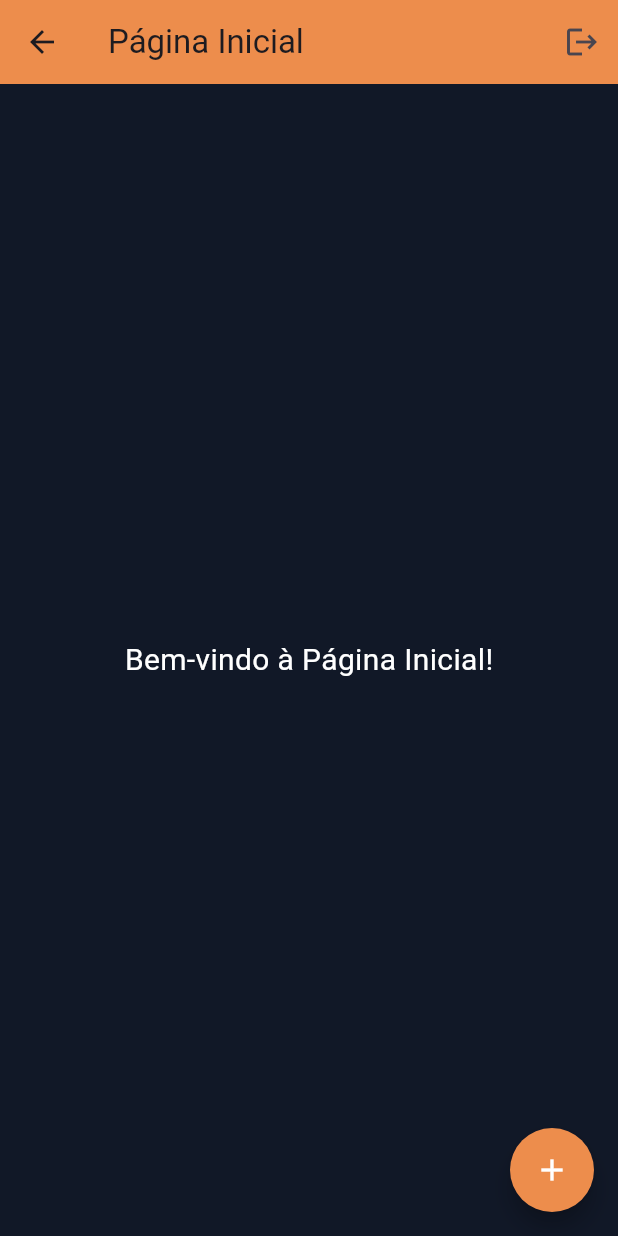
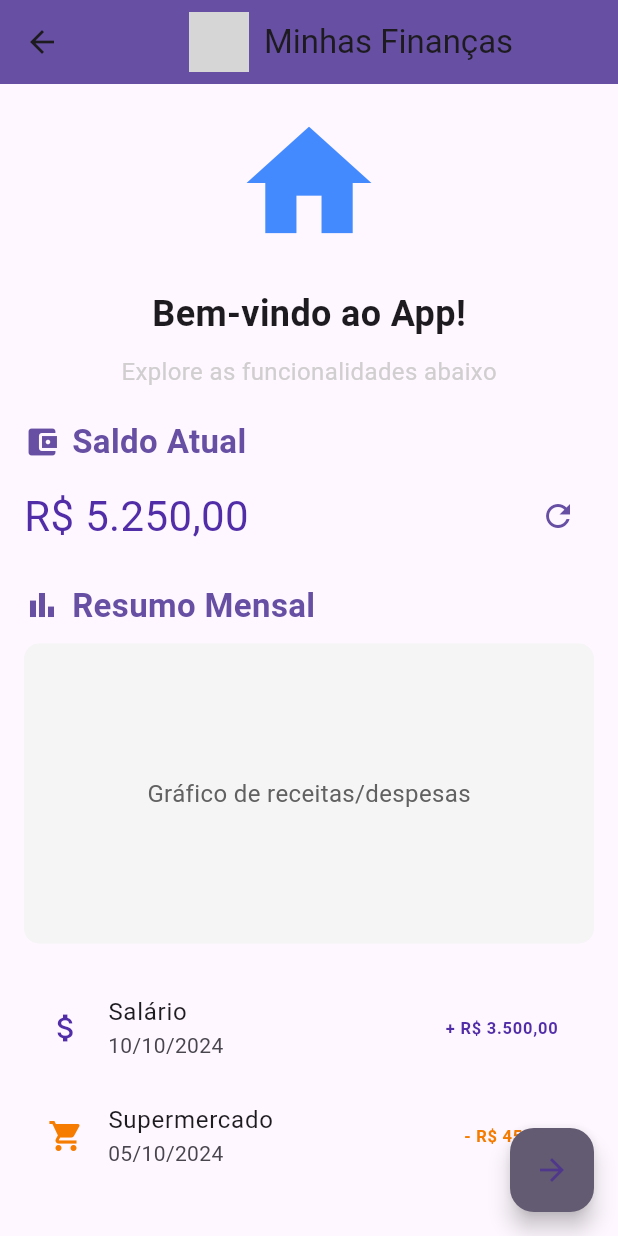
Before and after one commit to vertexware-technologies/app-finance-vertexware, a Flutter app: the HomePage screen opened by its route, on a phone screen of 412 x 824 dp. Run offline on Flutter 3.47's test engine with Material 3 defaults, Android fonts, the phone set to English and light mode, and no system bars; drawn by our look-alikes of flutter_speed_dial; our stand-ins replace shared_preferences; accounts and stored records are empty; grey boxes are pictures that could not be loaded.

Commit message:
fit: atualização home page, e atualizacao de novos widgets

```diff
--- a/lib/views/home_page.dart
+++ b/lib/views/home_page.dart
@@ -1,84 +1,76 @@
 // lib/views/home_page.dart
 
 import 'package:flutter/material.dart';
-import 'package:flutter_speed_dial/flutter_speed_dial.dart';
-import '../utils/app_colors.dart';
-import '../controllers/auth_controller.dart';
-import 'package:provider/provider.dart';
+import '../widgets/balance_widget.dart';
+import '../widgets/summary_widget.dart';
+import '../widgets/transaction_list_widget.dart';
+import '../widgets/button_widget.dart';
 
 class HomePage extends StatelessWidget {
   const HomePage({super.key});
 
   @override
   Widget build(BuildContext context) {
-    final controller = Provider.of<AuthController>(context, listen: false);
-
     return Scaffold(
-      backgroundColor: const Color(0xFF111827), // Cor de fundo igual ao login
       appBar: AppBar(
-        title: const Text('Página Inicial'),
-        backgroundColor: AppColors.primary,
-        actions: [
-          IconButton(
-            icon: const Icon(Icons.logout),
-            onPressed: () async {
-              await controller
-                  .logout(); // Chame o método de logout do controlador
-              if (!context.mounted) return;
-              Navigator.pushReplacementNamed(
-                  context, '/login'); // Redireciona para a tela de login
-            },
-          ),
-        ],
+        backgroundColor: Theme.of(context).primaryColor,
+        title: Row(
+          mainAxisAlignment: MainAxisAlignment.center,
+          children: [
+            Image.asset(
+              'assets/images/logo.png',
+              height: 40,
+            ),
+            const SizedBox(width: 10),
+            const Text('Minhas Finanças'),
+          ],
+        ),
+        centerTitle: true,
       ),
-      body: Center(
-        child: const Text(
-          'Bem-vindo à Página Inicial!',
-          style: TextStyle(color: Colors.white, fontSize: 20),
+      body: Padding(
+        padding: const EdgeInsets.all(16.0),
+        child: Column(
+          crossAxisAlignment: CrossAxisAlignment.start,
+          children: [
+            const Center(
+              child: Column(
+                mainAxisAlignment: MainAxisAlignment.center,
+                children: [
+                  Icon(
+                    Icons.home,
+                    size: 100,
+                    color: Colors.blueAccent,
+                  ),
+                  SizedBox(height: 20),
+                  Text(
+                    'Bem-vindo ao App!',
+                    style: TextStyle(fontSize: 24, fontWeight: FontWeight.bold),
+                  ),
+                  SizedBox(height: 10),
+                  Text(
+                    'Explore as funcionalidades abaixo',
+                    style: TextStyle(fontSize: 16, color: Color.fromARGB(255, 208, 206, 206)),
+                  ),
+                ],
+              ),
+            ),
+            const SizedBox(height: 20),
+            BalanceWidget(),
+            const SizedBox(height: 20),
+            SummaryWidget(),
+            const SizedBox(height: 20),
+            TransactionListWidget(),
+          ],
         ),
       ),
-      floatingActionButton: SpeedDial(
-        backgroundColor: AppColors.primary,
-        icon: Icons.add,
-        activeIcon: Icons.close,
-        iconTheme: const IconThemeData(color: Colors.white),
-        spacing: 10,
-        spaceBetweenChildren: 10,
-        overlayColor: Colors.transparent, // Remover fundo branco ao clicar
-        children: [
-          SpeedDialChild(
-            child: const Icon(Icons.compare_arrows, color: Colors.white),
-            backgroundColor: Colors.orange,
-            label: 'Transferência',
-            labelStyle: const TextStyle(color: Colors.white),
-            labelBackgroundColor: Colors.orange.withOpacity(0.8),
-            onTap: () {
-              // Ação para Transferência
-            },
-          ),
-          SpeedDialChild(
-            child: const Icon(Icons.attach_money, color: Colors.white),
-            backgroundColor: Colors.green,
-            label: 'Receita',
-            labelStyle: const TextStyle(color: Colors.white),
-            labelBackgroundColor: Colors.green.withOpacity(0.8),
-            onTap: () {
-              // Ação para Receita
-            },
-          ),
-          SpeedDialChild(
-            child: const Icon(Icons.money_off, color: Colors.white),
-            backgroundColor: Colors.red,
-            label: 'Despesa',
-            labelStyle: const TextStyle(color: Colors.white),
-            labelBackgroundColor: Colors.red.withOpacity(0.8),
-            onTap: () {
-              // Ação para Despesa
-            },
-          ),
-        ],
+      floatingActionButton: FloatingActionButton(
+        onPressed: () {
+          // Navegação para outra tela ou ação ao pressionar o botão
+          Navigator.pushNamed(context, '/nextPage'); // Ajuste conforme necessário
+        },
+        backgroundColor: Theme.of(context).colorScheme.secondary,
+        child: const Icon(Icons.arrow_forward),
       ),
-      floatingActionButtonLocation: FloatingActionButtonLocation.endFloat,
     );
   }
 }
--- /dev/null
+++ b/lib/widgets/balance_widget.dart
@@ -0,0 +1,38 @@
+import 'package:flutter/material.dart';
+
+class BalanceWidget extends StatelessWidget {
+  @override
+  Widget build(BuildContext context) {
+    return Column(
+      crossAxisAlignment: CrossAxisAlignment.start,
+      children: [
+        Row(
+          children: [
+            Icon(Icons.account_balance_wallet, color: Theme.of(context).primaryColor),
+            SizedBox(width: 8),
+            Text(
+              'Saldo Atual',
+              style: TextStyle(fontSize: 22, fontWeight: FontWeight.bold, color: Theme.of(context).primaryColor),
+            ),
+          ],
+        ),
+        SizedBox(height: 10),
+        Row(
+          mainAxisAlignment: MainAxisAlignment.spaceBetween,
+          children: [
+            Text(
+              'R\$ 5.250,00',
+              style: TextStyle(fontSize: 28, color: Color(0xFF512DA8)),
+            ),
+            IconButton(
+              icon: Icon(Icons.refresh, color: Theme.of(context).primaryColor),
+              onPressed: () {
+                // Atualizar saldo
+              },
+            ),
+          ],
+        ),
+      ],
+    );
+  }
+}
--- /dev/null
+++ b/lib/widgets/summary_widget.dart
@@ -0,0 +1,36 @@
+import 'package:flutter/material.dart';
+
+class SummaryWidget extends StatelessWidget {
+  @override
+  Widget build(BuildContext context) {
+    return Column(
+      crossAxisAlignment: CrossAxisAlignment.start,
+      children: [
+        Row(
+          children: [
+            Icon(Icons.bar_chart, color: Theme.of(context).primaryColor),
+            SizedBox(width: 8),
+            Text(
+              'Resumo Mensal',
+              style: TextStyle(fontSize: 22, fontWeight: FontWeight.bold, color: Theme.of(context).primaryColor),
+            ),
+          ],
+        ),
+        SizedBox(height: 10),
+        Container(
+          height: 200,
+          decoration: BoxDecoration(
+            color: Color(0xFFF5F5F5),
+            borderRadius: BorderRadius.circular(10),
+          ),
+          child: Center(
+            child: Text(
+              'Gráfico de receitas/despesas',
+              style: TextStyle(fontSize: 16, color: Colors.grey[700]),
+            ),
+          ),
+        ),
+      ],
+    );
+  }
+}
--- /dev/null
+++ b/lib/widgets/transaction_list_widget.dart
@@ -0,0 +1,40 @@
+import 'package:flutter/material.dart';
+
+class TransactionListWidget extends StatelessWidget {
+  @override
+  Widget build(BuildContext context) {
+    return Expanded(
+      child: ListView(
+        children: [
+          ListTile(
+            leading: Icon(Icons.attach_money, color: Color(0xFF512DA8)),
+            title: Text('Salário'),
+            subtitle: Text('10/10/2024'),
+            trailing: Text(
+              '+ R\$ 3.500,00',
+              style: TextStyle(color: Color(0xFF512DA8), fontWeight: FontWeight.bold),
+            ),
+          ),
+          ListTile(
+            leading: Icon(Icons.shopping_cart, color: Color(0xFFF57C00)),
+            title: Text('Supermercado'),
+            subtitle: Text('05/10/2024'),
+            trailing: Text(
+              '- R\$ 450,00',
+              style: TextStyle(color: Color(0xFFF57C00), fontWeight: FontWeight.bold),
+            ),
+          ),
+          ListTile(
+            leading: Icon(Icons.home, color: Color(0xFFF57C00)),
+            title: Text('Aluguel'),
+            subtitle: Text('01/10/2024'),
+            trailing: Text(
+              '- R\$ 1.200,00',
+              style: TextStyle(color: Color(0xFFF57C00), fontWeight: FontWeight.bold),
+            ),
+          ),
+        ],
+      ),
+    );
+  }
+}
```
